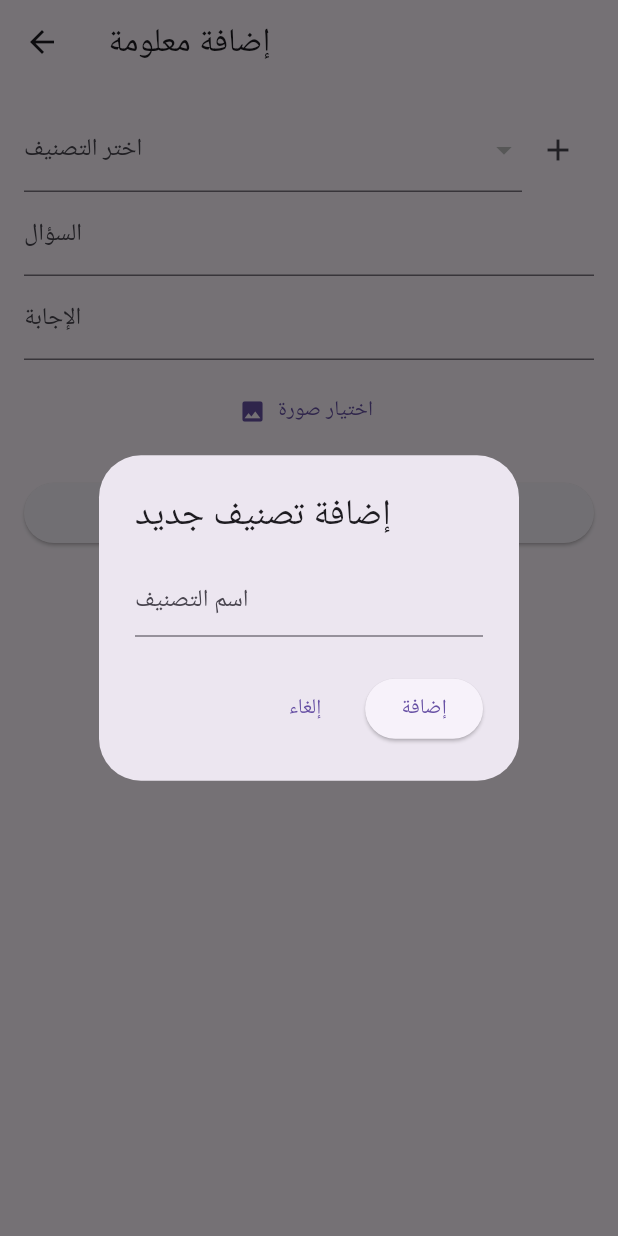
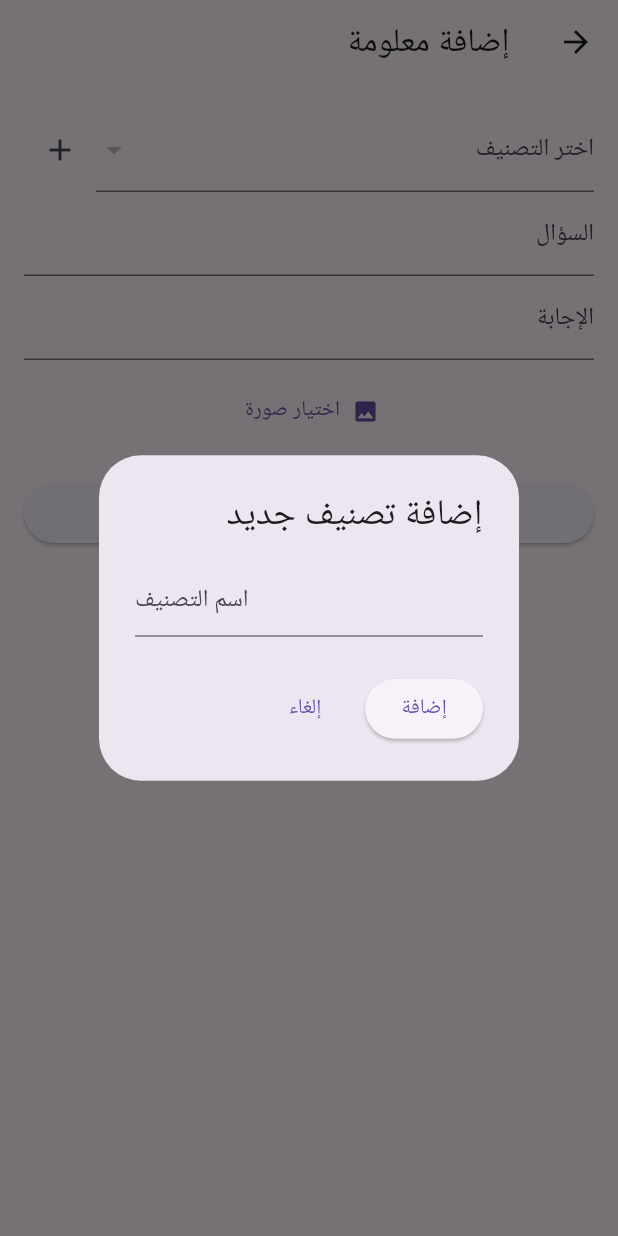
Before and after one commit to palguy/My-Memory, a Flutter app: the AddInfoScreen screen opened by its route, after a tap on the "add" icon, on a phone screen of 412 x 824 dp. Run offline on Flutter 3.47's test engine with Material 3 defaults, Android fonts, the phone set to English and light mode, and no system bars; our stand-ins replace hive, hive_flutter, image_picker; accounts and stored records are empty.

Commit message:
Secound commit

```diff
--- a/lib/main.dart
+++ b/lib/main.dart
@@ -29,7 +29,7 @@ class MyApp extends StatelessWidget {
         '/': (context) => const HomeScreen(),
         '/add': (context) => const AddInfoScreen(),
         '/quiz': (context) => const QuizScreen(),
-        '/view': (context) => const ViewSavedInfoScreen(), // أضف هذا السطر
+        '/view': (context) => const ViewSavedInfoScreen(),
       },
     );
   }
--- a/lib/pages/add_info_screen.dart
+++ b/lib/pages/add_info_screen.dart
@@ -63,18 +63,22 @@ class _AddInfoScreenState extends State<AddInfoScreen> {
       context: context,
       builder:
           (context) => AlertDialog(
-            title: const Text('إضافة تصنيف جديد'),
+            title: const Text(
+              'إضافة تصنيف جديد',
+              textDirection: TextDirection.rtl,
+            ),
             content: TextField(
               controller: newCategoryController,
               decoration: const InputDecoration(hintText: 'اسم التصنيف'),
+              textDirection: TextDirection.rtl,
             ),
             actions: [
               TextButton(
-                child: const Text('إلغاء'),
+                child: const Text('إلغاء', textDirection: TextDirection.rtl),
                 onPressed: () => Navigator.pop(context),
               ),
               ElevatedButton(
-                child: const Text('إضافة'),
+                child: const Text('إضافة', textDirection: TextDirection.rtl),
                 onPressed: () async {
                   final newCat = newCategoryController.text.trim();
                   final box = Hive.box<String>('categoriesBox');
@@ -95,7 +99,9 @@ class _AddInfoScreenState extends State<AddInfoScreen> {
 
   @override
   Widget build(BuildContext context) {
-    return Scaffold(
+    return Directionality(
+      textDirection: TextDirection.rtl,
+      child: Scaffold(
         appBar: AppBar(title: const Text('إضافة معلومة')),
         body: Padding(
           padding: const EdgeInsets.all(16),
@@ -137,11 +143,13 @@ class _AddInfoScreenState extends State<AddInfoScreen> {
                 TextFormField(
                   controller: _questionController,
                   decoration: const InputDecoration(labelText: 'السؤال'),
+                  textDirection: TextDirection.rtl,
                   validator: (value) => value!.isEmpty ? 'أدخل السؤال' : null,
                 ),
                 TextFormField(
                   controller: _answerController,
                   decoration: const InputDecoration(labelText: 'الإجابة'),
+                  textDirection: TextDirection.rtl,
                   validator: (value) => value!.isEmpty ? 'أدخل الإجابة' : null,
                 ),
                 const SizedBox(height: 10),
@@ -159,6 +167,7 @@ class _AddInfoScreenState extends State<AddInfoScreen> {
             ),
           ),
         ),
+      ),
     );
   }
 }
```
Also changed, not shown: lib/pages/quiz_screen.dart (+34 -10 lines), lib/pages/view_saved_info_screen.dart (+50 -25 lines). Lines whose indentation alone changed are shown as unchanged.
